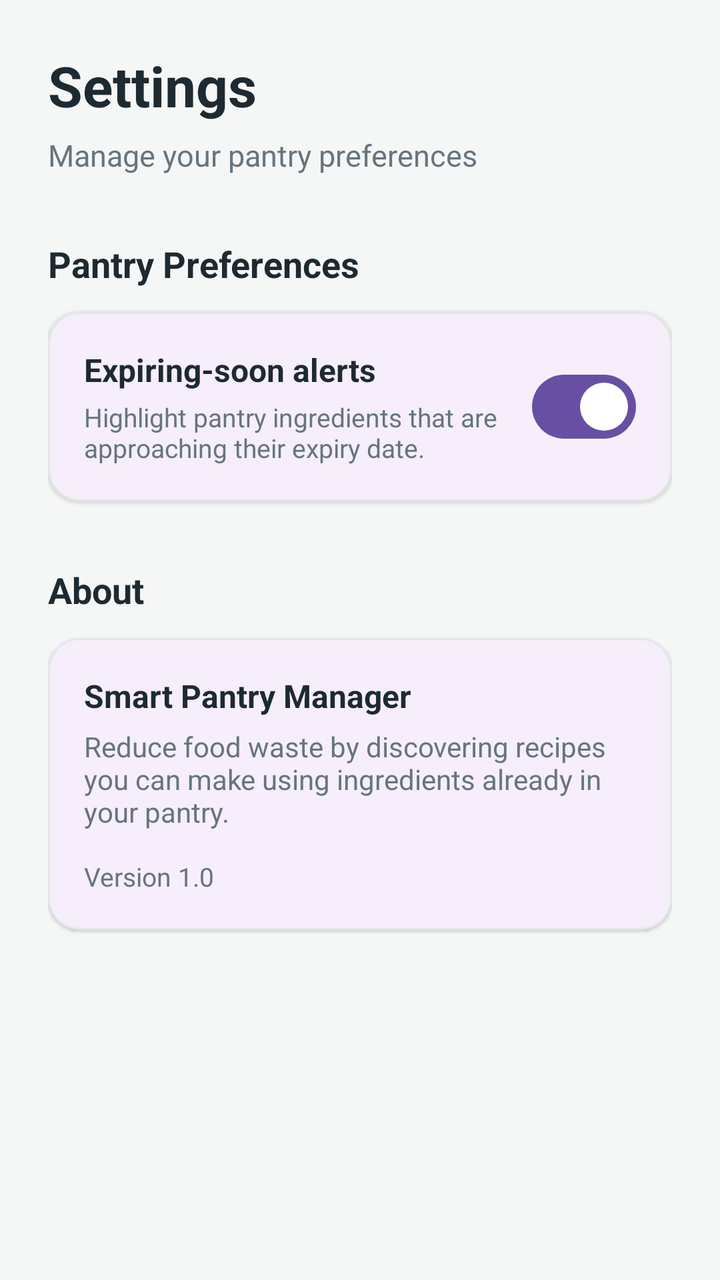
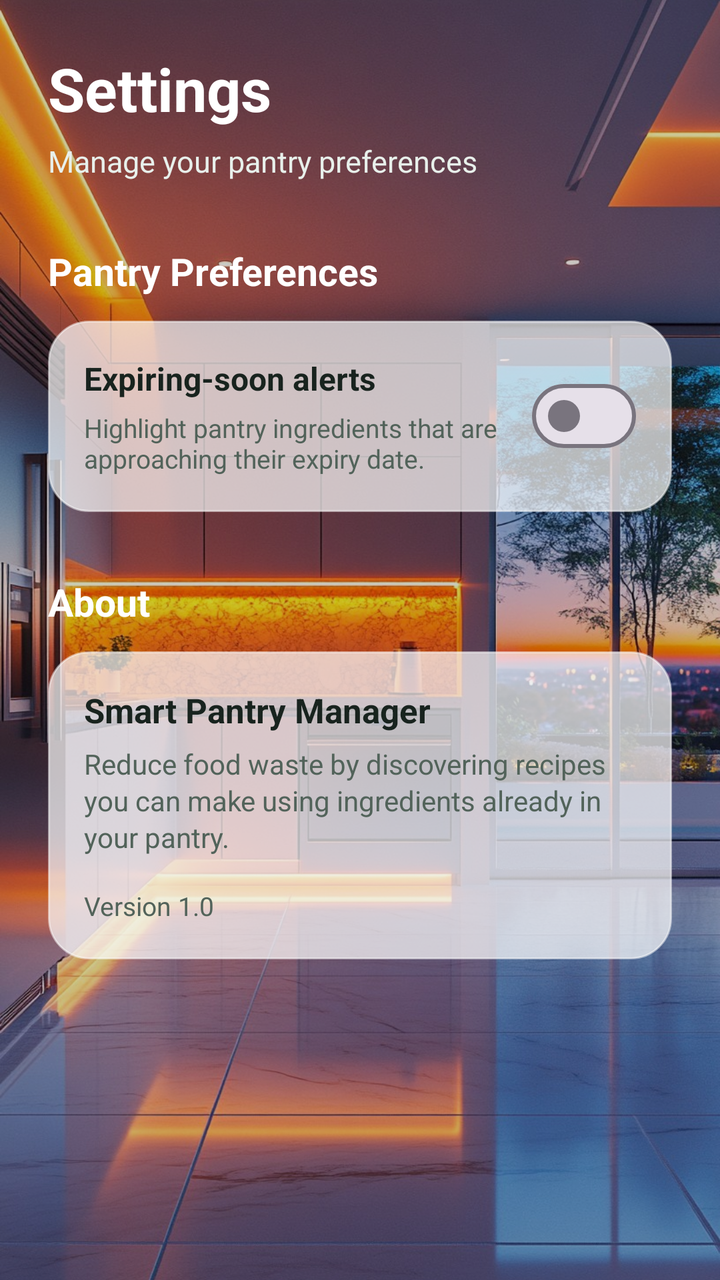

Before-and-after screenshots of an Android layout around one commit, followed by the original layout XML and the change that was made.
<!-- AndroidManifest.xml: application theme Theme.SmartPantryManager -->
<!-- res/layout/activity_settings.xml -->
<?xml version="1.0" encoding="utf-8"?>
<ScrollView
    xmlns:android="http://schemas.android.com/apk/res/android"
    xmlns:app="http://schemas.android.com/apk/res-auto"
    android:layout_width="match_parent"
    android:layout_height="match_parent"
    android:background="#F5F7F6"
    android:fillViewport="true">

    <LinearLayout
        android:layout_width="match_parent"
        android:layout_height="wrap_content"
        android:orientation="vertical"
        android:padding="24dp">

        <TextView
            android:layout_width="match_parent"
            android:layout_height="wrap_content"
            android:text="Settings"
            android:textColor="#1D2A32"
            android:textSize="28sp"
            android:textStyle="bold" />

        <TextView
            android:layout_width="match_parent"
            android:layout_height="wrap_content"
            android:layout_marginTop="6dp"
            android:text="Manage your pantry preferences"
            android:textColor="#66757F"
            android:textSize="15sp" />

        <TextView
            android:layout_width="match_parent"
            android:layout_height="wrap_content"
            android:layout_marginTop="32dp"
            android:text="Pantry Preferences"
            android:textColor="#1D2A32"
            android:textSize="18sp"
            android:textStyle="bold" />

        <com.google.android.material.card.MaterialCardView
            android:layout_width="match_parent"
            android:layout_height="wrap_content"
            android:layout_marginTop="12dp"
            app:cardCornerRadius="16dp"
            app:cardElevation="1dp"
            app:strokeColor="#E2E8E5"
            app:strokeWidth="1dp">

            <LinearLayout
                android:layout_width="match_parent"
                android:layout_height="wrap_content"
                android:gravity="center_vertical"
                android:orientation="horizontal"
                android:padding="18dp">

                <LinearLayout
                    android:layout_width="0dp"
                    android:layout_height="wrap_content"
                    android:layout_weight="1"
                    android:orientation="vertical">

                    <TextView
                        android:layout_width="match_parent"
                        android:layout_height="wrap_content"
                        android:text="Expiring-soon alerts"
                        android:textColor="#1D2A32"
                        android:textSize="16sp"
                        android:textStyle="bold" />

                    <TextView
                        android:layout_width="match_parent"
                        android:layout_height="wrap_content"
                        android:layout_marginTop="4dp"
                        android:text="Highlight pantry ingredients that are approaching their expiry date."
                        android:textColor="#66757F"
                        android:textSize="13sp" />

                </LinearLayout>

                <com.google.android.material.materialswitch.MaterialSwitch
                    android:id="@+id/switchExpiryAlerts"
                    android:layout_width="wrap_content"
                    android:layout_height="wrap_content"
                    android:layout_marginStart="16dp"
                    android:checked="true" />

            </LinearLayout>

        </com.google.android.material.card.MaterialCardView>

        <TextView
            android:layout_width="match_parent"
            android:layout_height="wrap_content"
            android:layout_marginTop="32dp"
            android:text="About"
            android:textColor="#1D2A32"
            android:textSize="18sp"
            android:textStyle="bold" />

        <com.google.android.material.card.MaterialCardView
            android:layout_width="match_parent"
            android:layout_height="wrap_content"
            android:layout_marginTop="12dp"
            app:cardCornerRadius="16dp"
            app:cardElevation="1dp"
            app:strokeColor="#E2E8E5"
            app:strokeWidth="1dp">

            <LinearLayout
                android:layout_width="match_parent"
                android:layout_height="wrap_content"
                android:orientation="vertical"
                android:padding="18dp">

                <TextView
                    android:layout_width="match_parent"
                    android:layout_height="wrap_content"
                    android:text="Smart Pantry Manager"
                    android:textColor="#1D2A32"
                    android:textSize="16sp"
                    android:textStyle="bold" />

                <TextView
                    android:layout_width="match_parent"
                    android:layout_height="wrap_content"
                    android:layout_marginTop="5dp"
                    android:text="Reduce food waste by discovering recipes you can make using ingredients already in your pantry."
                    android:textColor="#66757F"
                    android:textSize="14sp" />

                <TextView
                    android:layout_width="match_parent"
                    android:layout_height="wrap_content"
                    android:layout_marginTop="14dp"
                    android:text="Version 1.0"
                    android:textColor="#66757F"
                    android:textSize="13sp" />

            </LinearLayout>

        </com.google.android.material.card.MaterialCardView>

    </LinearLayout>

</ScrollView>
<!-- resources referenced by this layout -->
<resources>
  <style name="Theme.SmartPantryManager" parent="Base.Theme.SmartPantryManager" />
  <style name="Base.Theme.SmartPantryManager" parent="Theme.Material3.DayNight.NoActionBar">
          
          
      </style>
</resources>

<!-- the commit's change to res/layout/activity_settings.xml (unified diff, before → after) -->
@@ -1,55 +1,82 @@
 <?xml version="1.0" encoding="utf-8"?>
-<ScrollView
+<androidx.constraintlayout.widget.ConstraintLayout
     xmlns:android="http://schemas.android.com/apk/res/android"
     xmlns:app="http://schemas.android.com/apk/res-auto"
     android:layout_width="match_parent"
-    android:layout_height="match_parent"
-    android:background="#F5F7F6"
-    android:fillViewport="true">
+    android:layout_height="match_parent">
 
-    <LinearLayout
-        android:layout_width="match_parent"
-        android:layout_height="wrap_content"
-        android:orientation="vertical"
-        android:padding="24dp">
 
-        <TextView
+    <ImageView
+        android:id="@+id/imgSettingsBackground"
+        android:layout_width="0dp"
+        android:layout_height="0dp"
+        android:contentDescription="@null"
+        android:scaleType="centerCrop"
+        android:src="@drawable/pantry"
+        app:layout_constraintBottom_toBottomOf="parent"
+        app:layout_constraintEnd_toEndOf="parent"
+        app:layout_constraintStart_toStartOf="parent"
+        app:layout_constraintTop_toTopOf="parent" />
+
+
+    <View
+        android:layout_width="0dp"
+        android:layout_height="0dp"
+        android:background="#33000000"
+        app:layout_constraintBottom_toBottomOf="parent"
+        app:layout_constraintEnd_toEndOf="parent"
+        app:layout_constraintStart_toStartOf="parent"
+        app:layout_constraintTop_toTopOf="parent" />
+
+    <ScrollView
+        android:layout_width="0dp"
+        android:layout_height="0dp"
+        android:fillViewport="true"
+        app:layout_constraintBottom_toBottomOf="parent"
+        app:layout_constraintEnd_toEndOf="parent"
+        app:layout_constraintStart_toStartOf="parent"
+        app:layout_constraintTop_toTopOf="parent">
+
+        <LinearLayout
             android:layout_width="match_parent"
             android:layout_height="wrap_content"
-            android:text="Settings"
-            android:textColor="#1D2A32"
-            android:textSize="28sp"
-            android:textStyle="bold" />
+            android:orientation="vertical"
+            android:padding="24dp">
 
-        <TextView
-            android:layout_width="match_parent"
-            android:layout_height="wrap_content"
-            android:layout_marginTop="6dp"
-            android:text="Manage your pantry preferences"
-            android:textColor="#66757F"
-            android:textSize="15sp" />
 
-        <TextView
-            android:layout_width="match_parent"
-            android:layout_height="wrap_content"
-            android:layout_marginTop="32dp"
-            android:text="Pantry Preferences"
-            android:textColor="#1D2A32"
-            android:textSize="18sp"
-            android:textStyle="bold" />
+            <TextView
+                android:layout_width="match_parent"
+                android:layout_height="wrap_content"
+                android:text="Settings"
+                android:textColor="#FFFFFF"
+                android:textSize="30sp"
+                android:textStyle="bold" />
 
-        <com.google.android.material.card.MaterialCardView
-            android:layout_width="match_parent"
-            android:layout_height="wrap_content"
-            android:layout_marginTop="12dp"
-            app:cardCornerRadius="16dp"
-            app:cardElevation="1dp"
-            app:strokeColor="#E2E8E5"
-            app:strokeWidth="1dp">
+            <TextView
+                android:layout_width="match_parent"
+                android:layout_height="wrap_content"
+                android:layout_marginTop="6dp"
+                android:text="Manage your pantry preferences"
+                android:textColor="#E8F0EB"
+                android:textSize="15sp" />
+
+
+            <TextView
+                android:layout_width="match_parent"
+                android:layout_height="wrap_content"
+                android:layout_marginTop="32dp"
+                android:text="Pantry Preferences"
+                android:textColor="#FFFFFF"
+                android:textSize="19sp"
+                android:textStyle="bold" />
+
 
             <LinearLayout
                 android:layout_width="match_parent"
                 android:layout_height="wrap_content"
+                android:layout_marginTop="12dp"
+                android:background="@drawable/glass_card_background"
+                android:elevation="6dp"
                 android:gravity="center_vertical"
                 android:orientation="horizontal"
                 android:padding="18dp">
@@ -64,16 +91,16 @@
                         android:layout_width="match_parent"
                         android:layout_height="wrap_content"
                         android:text="Expiring-soon alerts"
-                        android:textColor="#1D2A32"
+                        android:textColor="#18231E"
                         android:textSize="16sp"
                         android:textStyle="bold" />
 
                     <TextView
                         android:layout_width="match_parent"
                         android:layout_height="wrap_content"
-                        android:layout_marginTop="4dp"
+                        android:layout_marginTop="5dp"
                         android:text="Highlight pantry ingredients that are approaching their expiry date."
-                        android:textColor="#66757F"
+                        android:textColor="#52635A"
                         android:textSize="13sp" />
 
                 </LinearLayout>
@@ -82,34 +109,27 @@
                     android:id="@+id/switchExpiryAlerts"
                     android:layout_width="wrap_content"
                     android:layout_height="wrap_content"
-                    android:layout_marginStart="16dp"
-                    android:checked="true" />
+                    android:layout_marginStart="16dp" />
 
             </LinearLayout>
 
-        </com.google.android.material.card.MaterialCardView>
 
-        <TextView
-            android:layout_width="match_parent"
-            android:layout_height="wrap_content"
-            android:layout_marginTop="32dp"
-            android:text="About"
-            android:textColor="#1D2A32"
-            android:textSize="18sp"
-            android:textStyle="bold" />
+            <TextView
+                android:layout_width="match_parent"
+                android:layout_height="wrap_content"
+                android:layout_marginTop="32dp"
+                android:text="About"
+                android:textColor="#FFFFFF"
+                android:textSize="19sp"
+                android:textStyle="bold" />
 
-        <com.google.android.material.card.MaterialCardView
-            android:layout_width="match_parent"
-            android:layout_height="wrap_content"
-            android:layout_marginTop="12dp"
-            app:cardCornerRadius="16dp"
-            app:cardElevation="1dp"
-            app:strokeColor="#E2E8E5"
-            app:strokeWidth="1dp">
 
             <LinearLayout
                 android:layout_width="match_parent"
                 android:layout_height="wrap_content"
+                android:layout_marginTop="12dp"
+                android:background="@drawable/glass_card_background"
+                android:elevation="6dp"
                 android:orientation="vertical"
                 android:padding="18dp">
 
@@ -117,30 +137,31 @@
                     android:layout_width="match_parent"
                     android:layout_height="wrap_content"
                     android:text="Smart Pantry Manager"
-                    android:textColor="#1D2A32"
-                    android:textSize="16sp"
+                    android:textColor="#18231E"
+                    android:textSize="17sp"
                     android:textStyle="bold" />
 
                 <TextView
                     android:layout_width="match_parent"
                     android:layout_height="wrap_content"
-                    android:layout_marginTop="5dp"
+                    android:layout_marginTop="6dp"
                     android:text="Reduce food waste by discovering recipes you can make using ingredients already in your pantry."
-                    android:textColor="#66757F"
-                    android:textSize="14sp" />
+                    android:textColor="#52635A"
+                    android:textSize="14sp"
+                    android:lineSpacingExtra="2dp" />
 
                 <TextView
                     android:layout_width="match_parent"
                     android:layout_height="wrap_content"
-                    android:layout_marginTop="14dp"
+                    android:layout_marginTop="16dp"
                     android:text="Version 1.0"
-                    android:textColor="#66757F"
+                    android:textColor="#52635A"
                     android:textSize="13sp" />
 
             </LinearLayout>
 
-        </com.google.android.material.card.MaterialCardView>
+        </LinearLayout>
 
-    </LinearLayout>
+    </ScrollView>
 
-</ScrollView>
+</androidx.constraintlayout.widget.ConstraintLayout>
<!-- resource entries referenced after the edit -->
@@ -1,5 +1,21 @@
 <!-- resources referenced by this layout -->
 <resources>
+  <!-- drawable glass_card_background (drawable) -->
+  <?xml version="1.0" encoding="utf-8"?>
+  <shape
+      xmlns:android="http://schemas.android.com/apk/res/android"
+      android:shape="rectangle">
+  
+      <solid android:color="#B3FFFFFF" />
+  
+      <corners android:radius="20dp" />
+  
+      <stroke
+          android:width="1dp"
+          android:color="#80FFFFFF" />
+  
+  </shape>
+  <!-- drawable pantry: jpg bitmap (drawable, 243485 bytes) -->
   <style name="Theme.SmartPantryManager" parent="Base.Theme.SmartPantryManager" />
   <style name="Base.Theme.SmartPantryManager" parent="Theme.Material3.DayNight.NoActionBar">
           
